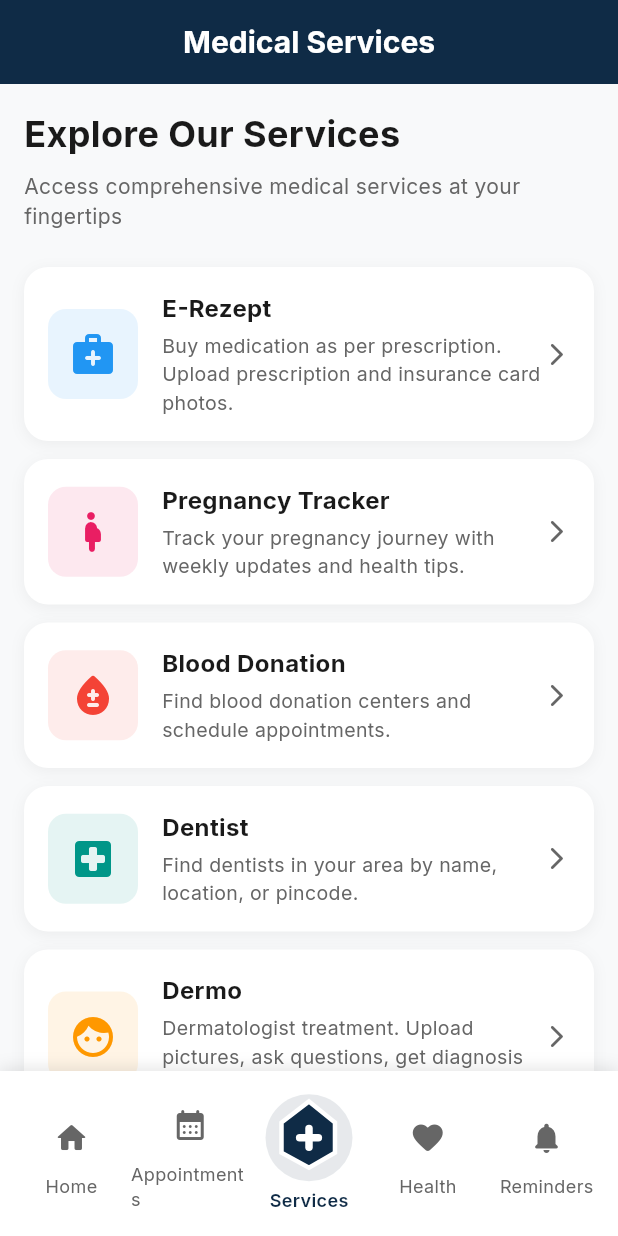
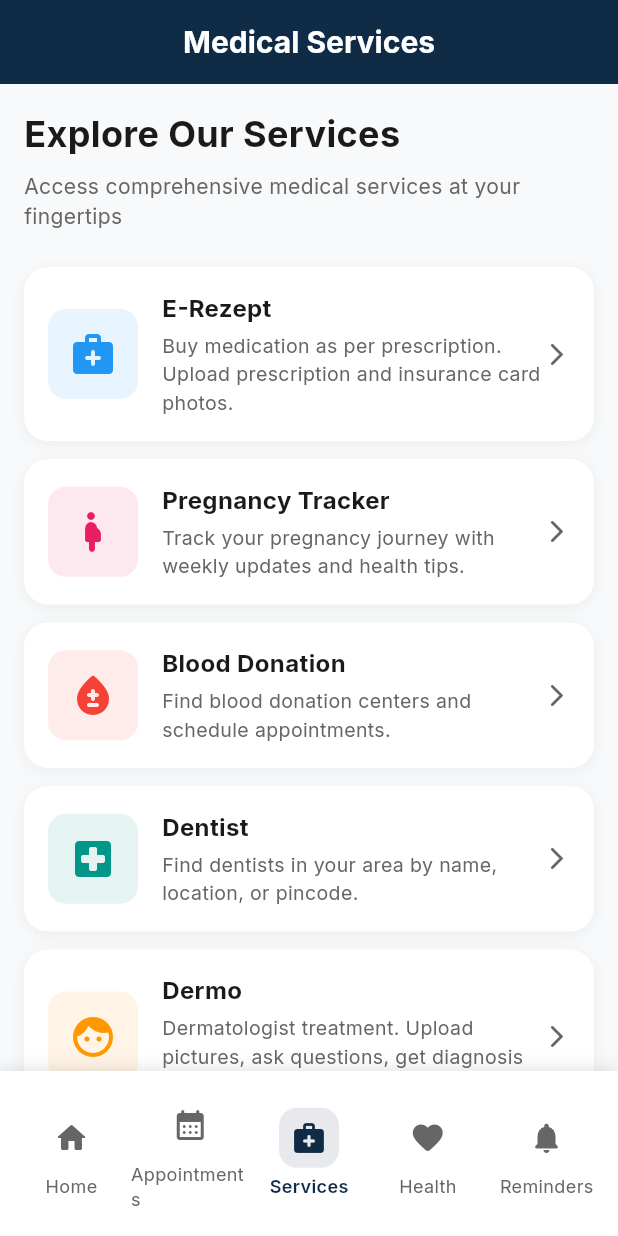
Before and after one commit to Kingmaker-RK/Medicus1, a Flutter app: the ServicesHubScreen screen opened by its route, on a phone screen of 412 x 824 dp. Run offline on Flutter 3.47's test engine with Material 3 defaults, Android fonts, the phone set to English and light mode, and no system bars; our stand-ins replace dio, firebase_auth, firebase_core, flutter_tts, go_router, google_fonts and 5 more; accounts and stored records are empty.

Commit message:
Replace custom benzene icon with default medical services icon
Changed the center button in the bottom navigation bar from a custom
hexagonal benzene icon to Flutter's standard medical_services_rounded icon
for a cleaner, more consistent design.

🤖 Generated with [Claude Code](https://claude.com/claude-code)

Co-Authored-By: Claude <noreply@anthropic.com>

```diff
--- a/lib/widgets/app_bottom_navigation_bar.dart
+++ b/lib/widgets/app_bottom_navigation_bar.dart
@@ -1,7 +1,6 @@
 import 'package:flutter/material.dart';
 import 'package:go_router/go_router.dart';
 import '../constants/colors.dart';
-import 'benzene_icon.dart';
 
 class AppBottomNavigationBar extends StatelessWidget {
   final int currentIndex;
@@ -69,40 +68,13 @@ class AppBottomNavigationBar extends StatelessWidget {
   }
 
   Widget _buildCenterButton(BuildContext context) {
-    return Expanded(
-      child: Column(
-        mainAxisSize: MainAxisSize.min,
-        children: [
-          InkWell(
-            onTap: () => context.push('/services'),
-            borderRadius: BorderRadius.circular(30),
-            child: Container(
-              padding: const EdgeInsets.all(4),
-              decoration: BoxDecoration(
-                color: currentIndex == 4
-                    ? AppColors.primary.withOpacity(0.1)
-                    : Colors.transparent,
-                borderRadius: BorderRadius.circular(30),
-              ),
-              child: const BenzeneIcon(
-                size: 50,
-              ),
-            ),
-          ),
-          const SizedBox(height: 4),
-          Text(
-            'Services',
-            style: TextStyle(
-              fontSize: 12,
-              fontWeight:
-                  currentIndex == 4 ? FontWeight.w600 : FontWeight.normal,
-              color: currentIndex == 4
-                  ? AppColors.primary
-                  : AppColors.textSecondary,
-            ),
-          ),
-        ],
-      ),
+    return _buildNavItem(
+      context: context,
+      icon: Icons.medical_services_rounded,
+      label: 'Services',
+      index: 4,
+      isSelected: currentIndex == 4,
+      onTap: () => context.push('/services'),
     );
   }
 
```
